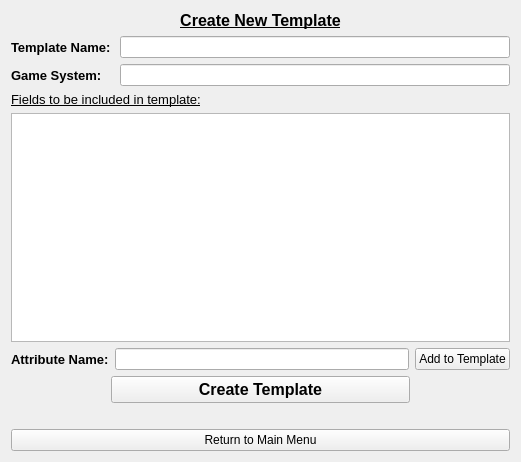
Old version of the form newTemplate.ui in the repository PhilCuster/Dungeon_Journal.
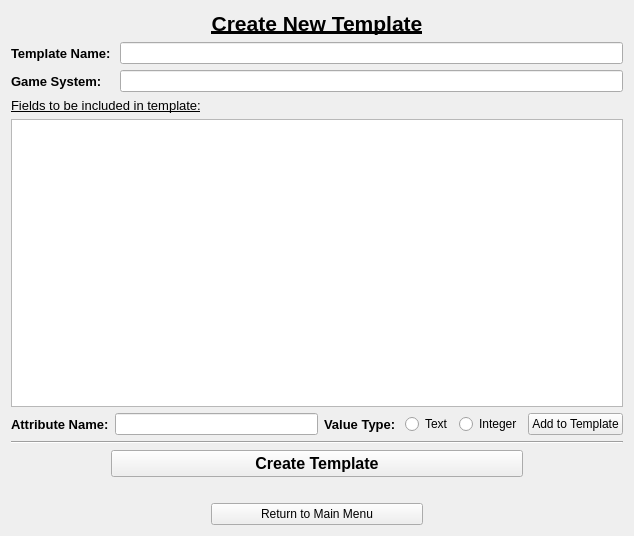
New version of the form.

Commit message: Added value types to templates, improved look and feel of template creation window.

```diff
--- a/newTemplate.ui
+++ b/newTemplate.ui
@@ -6,8 +6,8 @@
    <rect>
     <x>0</x>
     <y>0</y>
-    <width>521</width>
-    <height>462</height>
+    <width>634</width>
+    <height>536</height>
    </rect>
   </property>
   <property name="windowTitle">
@@ -19,7 +19,7 @@
      <property name="font">
       <font>
        <family>Arial</family>
-       <pointsize>12</pointsize>
+       <pointsize>16</pointsize>
        <weight>75</weight>
        <bold>true</bold>
        <underline>true</underline>
@@ -109,6 +109,34 @@
      <item>
       <widget class="QLineEdit" name="fieldToAdd"/>
      </item>
+     <item>
+      <widget class="QLabel" name="label_6">
+       <property name="font">
+        <font>
+         <pointsize>10</pointsize>
+         <weight>75</weight>
+         <bold>true</bold>
+        </font>
+       </property>
+       <property name="text">
+        <string>Value Type: </string>
+       </property>
+      </widget>
+     </item>
+     <item>
+      <widget class="QRadioButton" name="textButton">
+       <property name="text">
+        <string>Text</string>
+       </property>
+      </widget>
+     </item>
+     <item>
+      <widget class="QRadioButton" name="intButton">
+       <property name="text">
+        <string>Integer</string>
+       </property>
+      </widget>
+     </item>
      <item>
       <widget class="QPushButton" name="addFieldButton">
        <property name="text">
@@ -118,6 +146,22 @@
      </item>
     </layout>
    </item>
+   <item>
+    <widget class="Line" name="line">
+     <property name="sizePolicy">
+      <sizepolicy hsizetype="Minimum" vsizetype="Fixed">
+       <horstretch>0</horstretch>
+       <verstretch>0</verstretch>
+      </sizepolicy>
+     </property>
+     <property name="lineWidth">
+      <number>1</number>
+     </property>
+     <property name="orientation">
+      <enum>Qt::Horizontal</enum>
+     </property>
+    </widget>
+   </item>
    <item>
     <layout class="QHBoxLayout" name="horizontalLayout_3">
      <item>
@@ -191,11 +235,53 @@
     </spacer>
    </item>
    <item>
-    <widget class="QPushButton" name="returnButton">
-     <property name="text">
-      <string>Return to Main Menu</string>
-     </property>
-    </widget>
+    <layout class="QHBoxLayout" name="horizontalLayout_2">
+     <item>
+      <spacer name="horizontalSpacer_3">
+       <property name="orientation">
+        <enum>Qt::Horizontal</enum>
+       </property>
+       <property name="sizeType">
+        <enum>QSizePolicy::Preferred</enum>
+       </property>
+       <property name="sizeHint" stdset="0">
+        <size>
+         <width>200</width>
+         <height>20</height>
+        </size>
+       </property>
+      </spacer>
+     </item>
+     <item>
+      <widget class="QPushButton" name="returnButton">
+       <property name="sizePolicy">
+        <sizepolicy hsizetype="Preferred" vsizetype="Fixed">
+         <horstretch>1</horstretch>
+         <verstretch>0</verstretch>
+        </sizepolicy>
+       </property>
+       <property name="text">
+        <string>Return to Main Menu</string>
+       </property>
+      </widget>
+     </item>
+     <item>
+      <spacer name="horizontalSpacer_4">
+       <property name="orientation">
+        <enum>Qt::Horizontal</enum>
+       </property>
+       <property name="sizeType">
+        <enum>QSizePolicy::Preferred</enum>
+       </property>
+       <property name="sizeHint" stdset="0">
+        <size>
+         <width>200</width>
+         <height>20</height>
+        </size>
+       </property>
+      </spacer>
+     </item>
+    </layout>
    </item>
   </layout>
  </widget>
```
Left out of the diff: 2 changed lines with no effect on the pictures. The commit also changes 2 other files.
